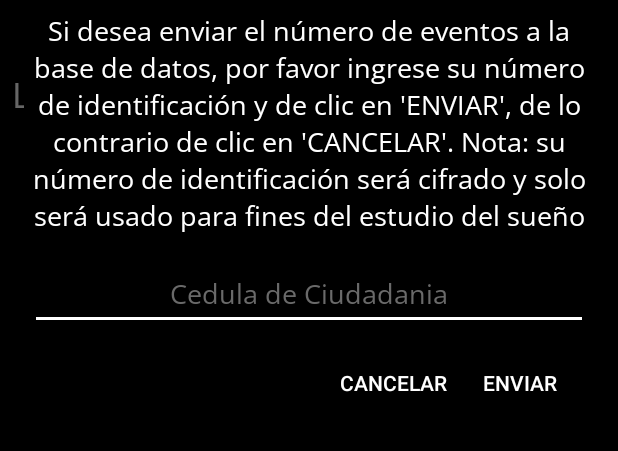
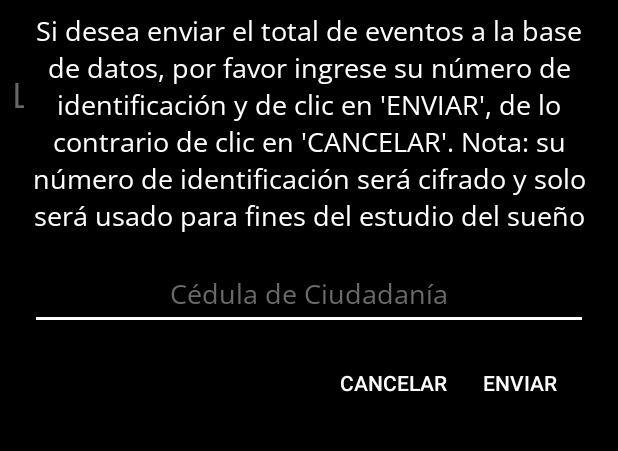
Before and after one commit to lvelasquezv/BNT-Sound-Meter, an Android app: the screen it shows after launch (MainActivity), after a tap on "ENVIAR Y SALIR", on a phone screen of 412 x 824 dp, the part 428-879 px from its top. Run offline under Robolectric (Android 15) with nearby library versions, the light colour scheme and no system bars; our stand-ins replace Firebase (no records; nobody signed in at launch, a user with empty details on screens opened directly); 1 statement that could not run was skipped.

Commit message:
commit 271022 v2.0.0

```diff
--- a/app/src/main/java/com/bnt/soundmeter/MainActivity.java
+++ b/app/src/main/java/com/bnt/soundmeter/MainActivity.java
@@ -421,7 +421,9 @@ public class MainActivity extends AppCompatActivity {
    */
 
   public void readLimit(){
-
+    if(etLimite.getText().toString() == null || etLimite.getText().toString().isEmpty()){
+      etLimite.setText("50");
+    }
     limite = Double.parseDouble(etLimite.getText().toString());
   }
 
@@ -440,6 +442,9 @@ public class MainActivity extends AppCompatActivity {
   //DETENER
   public void smsPause(View view) {
     Log.d(TAG, "Boton Pause");
+    smsPauseNonB();
+  }
+  public void smsPauseNonB(){
     stopSMS();
     stopMainThread();
 
@@ -453,7 +458,6 @@ public class MainActivity extends AppCompatActivity {
     Log.d(TAG, "Boton Borrar");
     borrarRegistro();
   }
-
   public void borrarRegistro(){
     evento = 0;
     historiaEvento = null;
@@ -463,12 +467,11 @@ public class MainActivity extends AppCompatActivity {
   //ENVIAR & SALIR
   public void buttonSend(View view){
     //PAUSAR
-    stopSMS();
-    stopMainThread();
+    smsPauseNonB();
+    //BORRAR
+    borrarRegistro();
     //ENVIAR DATOS A FIREBASE
     askForID();
-    //BORRAR REGISTROS
-    borrarRegistro();
   }
 
   //SALIR
@@ -549,8 +552,7 @@ public class MainActivity extends AppCompatActivity {
       .setNegativeButton("CANCELAR", new DialogInterface.OnClickListener() {
         public void onClick(DialogInterface dialog, int id) {
           Log.d("ALERT DIALOG", "CANCEL");
-          //SALIR DE LA APP
-          detenerApp();
+          //ENVIAR APP A BACKGROUND
           moveTaskToBack(true);
         }
       });
@@ -581,8 +583,7 @@ public class MainActivity extends AppCompatActivity {
     }else{
       Log.d("FIREBASE", "SIN DATOS PARA EL ENVIO");
     }
-    //SALIR DE LA APP
-    detenerApp();
+    //ENVIAR APP A BACKGROUND
     moveTaskToBack(true);
   }
 
--- a/app/src/main/res/layout/dialog_signin.xml
+++ b/app/src/main/res/layout/dialog_signin.xml
@@ -35,7 +35,7 @@
     <TextView
         android:layout_width="wrap_content"
         android:layout_height="wrap_content"
-        android:text="Si desea enviar el número de eventos a la base de datos, por favor ingrese su número de identificación y de clic en 'ENVIAR', de lo contrario de clic en 'CANCELAR'. Nota: su número de identificación será cifrado y solo será usado para fines del estudio del sueño"
+        android:text="Si desea enviar el total de eventos a la base de datos, por favor ingrese su número de identificación y de clic en 'ENVIAR', de lo contrario de clic en 'CANCELAR'. Nota: su número de identificación será cifrado y solo será usado para fines del estudio del sueño"
         style="@style/TextStyle18">
     </TextView>
     <EditText
@@ -47,7 +47,7 @@
         android:layout_marginRight="4dp"
         android:layout_marginBottom="4dp"
         android:autofillHints=""
-        android:hint="Cedula de Ciudadania"
+        android:hint="Cédula de Ciudadanía"
         android:importantForAutofill="yes"
         android:inputType="number"
         android:minHeight="48dp"
```
